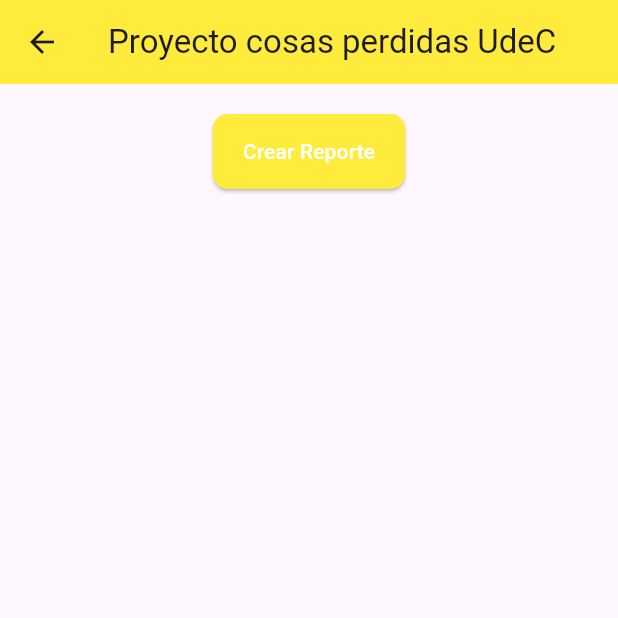
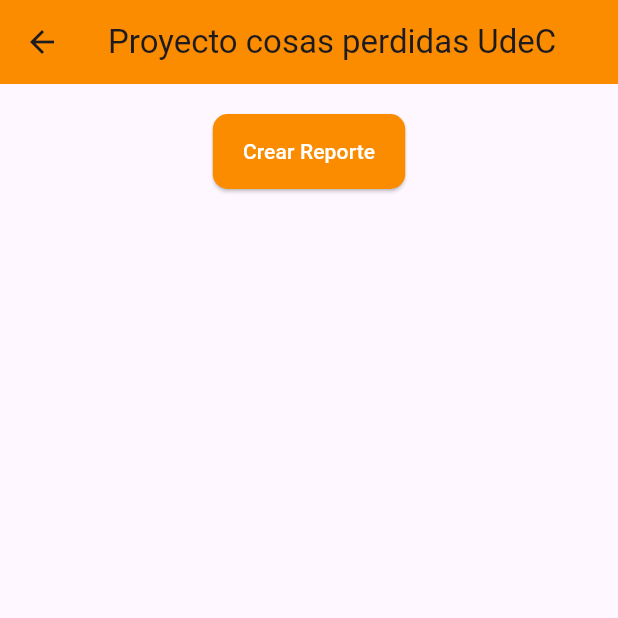
Before and after one commit to Equipo007IngSoftware/ProyectoCosasUdecPerdidas, a Flutter app: the screen it shows after launch, after a tap on "Usuario", on a phone screen of 412 x 824 dp, the top half of it. Run offline on Flutter 3.47's test engine with Material 3 defaults, Android fonts, the phone set to English and light mode, and no system bars; our stand-ins replace file_picker.

Commit message:
fix:arreglo de contraste de color en pantalla usuario

```diff
--- a/proyectocosasperdidas/lib/Screens/home_screen.dart
+++ b/proyectocosasperdidas/lib/Screens/home_screen.dart
@@ -106,7 +106,7 @@ class HomeScreen extends StatelessWidget {
                       // Estilo personalizado para el botón
                       style: ElevatedButton.styleFrom(
                         foregroundColor: Colors.white,
-                        backgroundColor: Colors.yellow,
+                        backgroundColor: Colors.orange.shade600,
                         shape: RoundedRectangleBorder(
                           borderRadius: BorderRadius.circular(10),
                         ),
--- a/proyectocosasperdidas/lib/Screens/user_screen.dart
+++ b/proyectocosasperdidas/lib/Screens/user_screen.dart
@@ -21,7 +21,7 @@ class _UserScreen extends State<UserScreen> {
       appBar: AppBar(
         title: const Text("Proyecto cosas perdidas UdeC"),
         centerTitle: true,
-        backgroundColor: Colors.yellow,
+        backgroundColor: Colors.orange.shade600,
       ),
       // Body que contiene un Center con un texto
       body: Center(
@@ -42,7 +42,7 @@ class _UserScreen extends State<UserScreen> {
               },
               style: ElevatedButton.styleFrom(
                 foregroundColor: Colors.white,
-                backgroundColor: Colors.yellow,
+                backgroundColor: Colors.orange.shade600,
                 shape: RoundedRectangleBorder(
                   borderRadius: BorderRadius.circular(10),
                 ),
```
